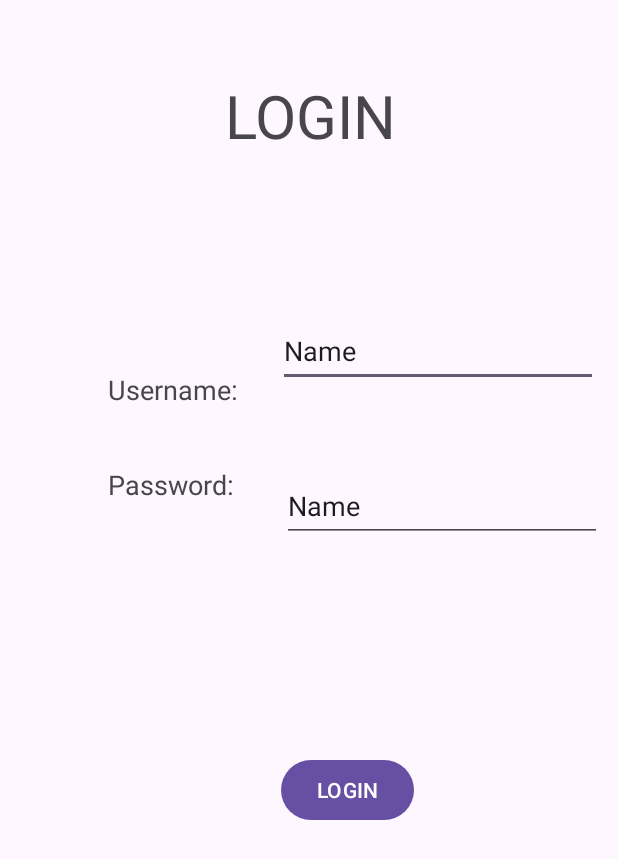
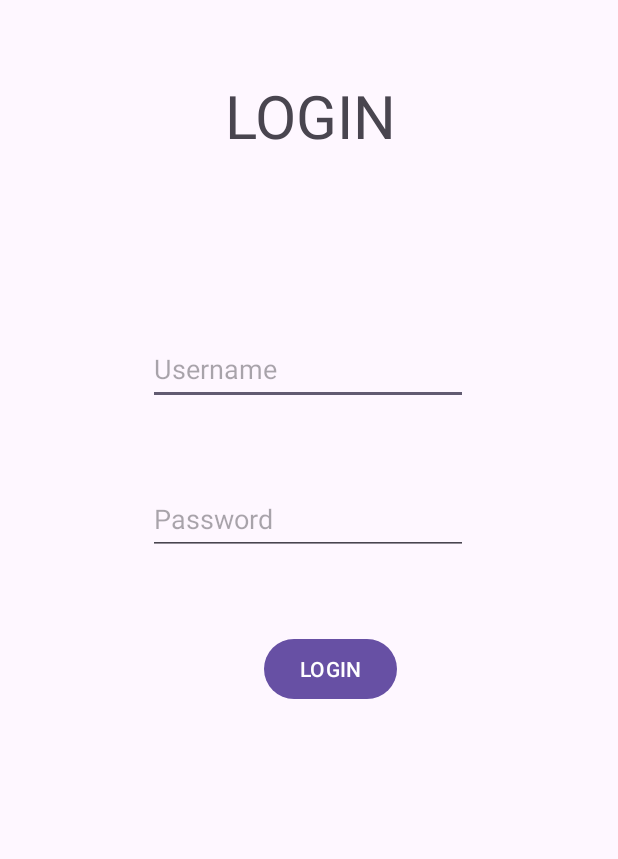
Before and after one commit to st10385722/MeetMeWhere, an Android app: the screen it shows after launch (MainActivity), on a phone screen of 412 x 824 dp. Shown: the top 859 px of the screen. Run offline under Robolectric (Android 15) with nearby library versions, the phone set to English and light mode, and no system bars; 3 statements that could not run were skipped.

Commit message:
Updated tv and et names, adjusted layout

```diff
--- a/app/src/main/java/com/example/meetmewherejerry/MainActivity.kt
+++ b/app/src/main/java/com/example/meetmewherejerry/MainActivity.kt
@@ -1,5 +1,6 @@
 package com.example.meetmewherejerry
 
+import android.content.Intent
 import android.os.Bundle
 import androidx.activity.enableEdgeToEdge
 import androidx.appcompat.app.AppCompatActivity
@@ -23,8 +24,15 @@ class MainActivity : AppCompatActivity() {
         binding = ActivityMainBinding.inflate(layoutInflater)
         setContentView(binding.root)
 
+        binding.
+
         //This is a comment from jerry
         //this is from ayush on line 27
 
+        fun eventCreationScreen(){
+            val i = Intent(applicationContext, MainActivity2:: class.java)
+            startActivity(i)
+        }
+
     }
 }
--- a/app/src/main/res/layout/activity_main.xml
+++ b/app/src/main/res/layout/activity_main.xml
@@ -8,7 +8,7 @@
     tools:context=".MainActivity">
 
     <TextView
-        android:id="@+id/textView2"
+        android:id="@+id/loginTv"
         android:layout_width="128dp"
         android:layout_height="68dp"
         android:layout_marginStart="150dp"
@@ -24,75 +24,41 @@
         app:layout_constraintTop_toTopOf="parent"
         app:layout_constraintVertical_bias="0.028" />
 
-    <TextView
-        android:id="@+id/textViewUsername"
+    <EditText
+        android:id="@+id/usernameEt"
         android:layout_width="wrap_content"
         android:layout_height="wrap_content"
-        android:layout_marginStart="72dp"
-        android:layout_marginBottom="50dp"
-        android:text="Username: "
-        android:textSize="18sp"
-        app:layout_constraintBottom_toBottomOf="parent"
-        app:layout_constraintStart_toStartOf="parent"
-        app:layout_constraintTop_toTopOf="parent"
-        app:layout_constraintVertical_bias="0.33" />
+        android:layout_marginTop="104dp"
+        android:layout_marginEnd="100dp"
+        android:ems="10"
+        android:hint="Username"
+        android:inputType="text"
+        android:minHeight="48dp"
+        app:layout_constraintEnd_toEndOf="parent"
+        app:layout_constraintTop_toBottomOf="@+id/loginTv" />
 
-    <TextView
-        android:id="@+id/textViewPassword"
+    <EditText
+        android:id="@+id/passwordEt"
         android:layout_width="wrap_content"
         android:layout_height="wrap_content"
-        android:layout_marginStart="72dp"
-        android:layout_marginBottom="50dp"
-        android:text="Password: "
-        android:textSize="18sp"
-        app:layout_constraintBottom_toBottomOf="parent"
-        app:layout_constraintStart_toStartOf="parent"
-        app:layout_constraintTop_toTopOf="parent"
-        app:layout_constraintVertical_bias="0.415" />
+        android:layout_marginTop="52dp"
+        android:layout_marginEnd="100dp"
+        android:ems="10"
+        android:hint="Password"
+        android:inputType="text"
+        android:minHeight="48dp"
+        app:layout_constraintEnd_toEndOf="parent"
+        app:layout_constraintTop_toBottomOf="@+id/usernameEt" />
 
-    <EditText
-        android:id="@+id/editTextText"
+    <Button
+        android:id="@+id/loginBtn"
         android:layout_width="wrap_content"
         android:layout_height="wrap_content"
-        android:layout_marginStart="24dp"
-        android:layout_marginTop="92dp"
-        android:layout_marginEnd="15dp"
-        android:ems="10"
-        android:inputType="text"
-        android:minHeight="48dp"
-        android:text="Name"
-        app:layout_constraintEnd_toEndOf="parent"
-        app:layout_constraintStart_toEndOf="@+id/textViewUsername"
-        app:layout_constraintTop_toBottomOf="@+id/textView2" />
-
-    <Button
-        android:id="@+id/button"
-        android:layout_width="wrap_content"
-        android:layout_height="wrap_content"
-        android:layout_marginStart="186dp"
-        android:layout_marginEnd="135dp"
-        android:layout_marginBottom="273dp"
+        android:layout_marginStart="176dp"
+        android:layout_marginTop="52dp"
         android:text="LOGIN"
-        app:layout_constraintBottom_toBottomOf="parent"
-        app:layout_constraintEnd_toEndOf="parent"
-        app:layout_constraintStart_toStartOf="parent" />
-
-    <EditText
-        android:id="@+id/editTextText2"
-        android:layout_width="wrap_content"
-        android:layout_height="wrap_content"
-        android:layout_marginStart="28dp"
-        android:layout_marginTop="11dp"
-        android:layout_marginEnd="12dp"
-        android:layout_marginBottom="98dp"
-        android:ems="10"
-        android:inputType="text"
-        android:minHeight="48dp"
-        android:text="Name"
-        app:layout_constraintBottom_toTopOf="@+id/button"
-        app:layout_constraintEnd_toEndOf="parent"
-        app:layout_constraintStart_toEndOf="@+id/textViewPassword"
-        app:layout_constraintTop_toBottomOf="@+id/editTextText" />
+        app:layout_constraintStart_toStartOf="parent"
+        app:layout_constraintTop_toBottomOf="@id/passwordEt" />
 
 
 </androidx.constraintlayout.widget.ConstraintLayout>
```
